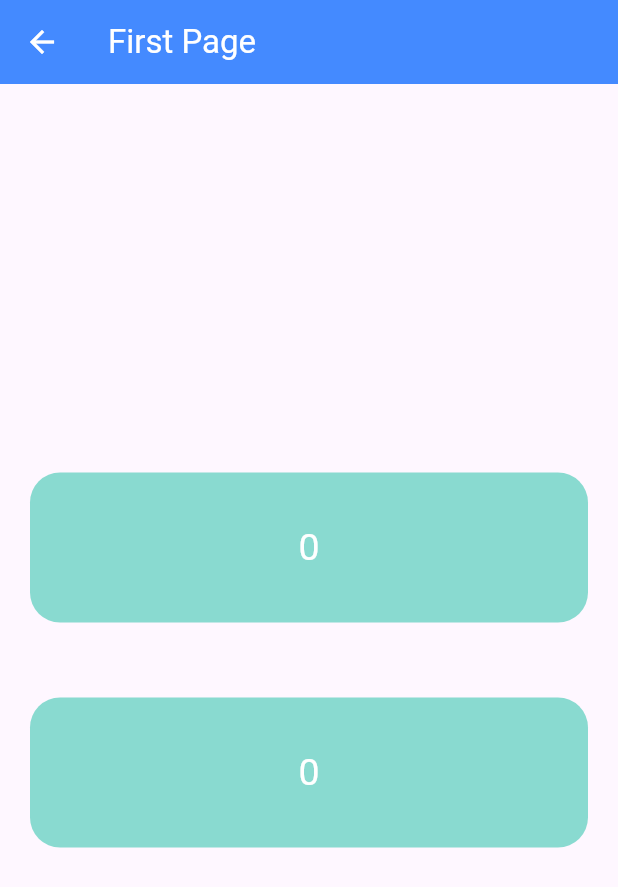
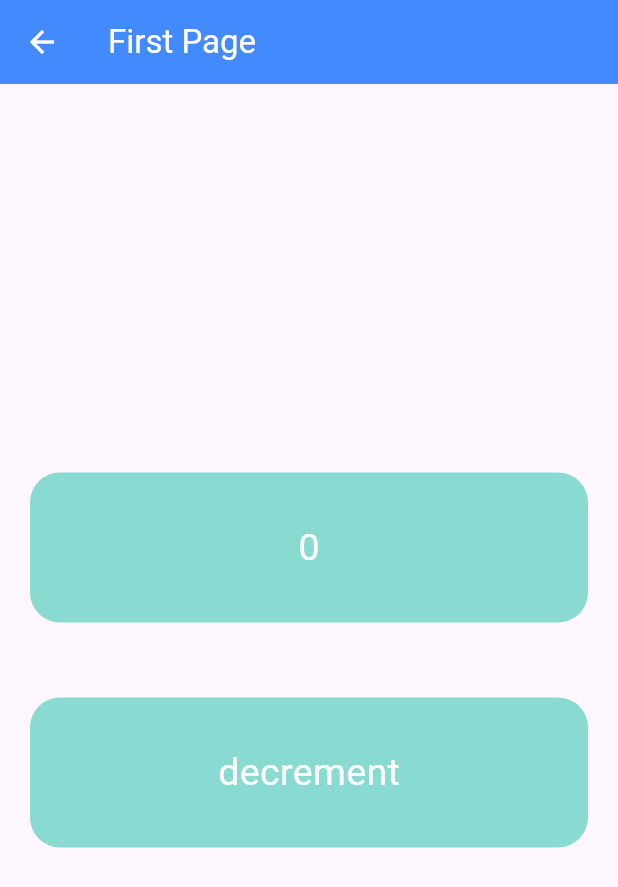
Before and after one commit to LivingstonTardzenyuy/Flutter-Projects, a Flutter app: the screen it shows after launch, after a tap on "Go to next Page", on a phone screen of 412 x 824 dp. Shown: the top 887 px of the screen. Run offline on Flutter 3.47's test engine with Material 3 defaults, Android fonts, the phone set to English and light mode, and no system bars; our stand-ins replace cloud_firestore, dropdown_button2, firebase_auth, firebase_core, font_awesome_flutter, get and 2 more; accounts and stored records are empty.

Commit message:
creating another page

```diff
--- a/learning_getx/lib/controller/first_page.dart
+++ b/learning_getx/lib/controller/first_page.dart
@@ -3,20 +3,23 @@ import 'package:get/get.dart';
 import 'package:learning_getx/controller/tap_controller.dart';
 
 class FirstPage extends StatelessWidget {
-  const FirstPage({super.key});
+  const FirstPage({Key? key});
 
   @override
   Widget build(BuildContext context) {
     TapController controller = Get.find();
     return Scaffold(
       appBar: AppBar(
-        title: Text('First Page',style: TextStyle(color: Colors.white),),
+        title: Text(
+          'First Page',
+          style: TextStyle(color: Colors.white),
+        ),
         backgroundColor: Colors.blueAccent,
         leading: IconButton(
           onPressed: () {
             Get.back();
           },
-          icon: Icon(Icons.arrow_back, color: Colors.white, )
+          icon: Icon(Icons.arrow_back, color: Colors.white),
         ),
       ),
       body: Container(
@@ -25,7 +28,9 @@ class FirstPage extends StatelessWidget {
         child: Column(
           mainAxisAlignment: MainAxisAlignment.center,
           children: [
-            Container(
+            GetBuilder<TapController>(
+              builder: (controller) {
+                return Container(
                   margin: const EdgeInsets.symmetric(horizontal: 20),
                   width: double.maxFinite,
                   height: 100,
@@ -33,9 +38,15 @@ class FirstPage extends StatelessWidget {
                     borderRadius: BorderRadius.circular(20),
                     color: Color(0xFF89dad0),
                   ),
-              child: Center(child: Text(controller.x.toString(), style: TextStyle(color: Colors.white, fontSize: 25),)),
+                  child: Center(
+                    child: Text(
+                      controller.x.toString(),
+                      style: TextStyle(color: Colors.white, fontSize: 25),
                     ),
-
+                  ),
+                );
+              },
+            ),
             SizedBox(height: 50,),
             GetBuilder<TapController>(
               builder: (controller) {
@@ -43,7 +54,6 @@ class FirstPage extends StatelessWidget {
                   onTap: () {
                     controller.decrease();
                   },
-
                   child: Container(
                     margin: const EdgeInsets.symmetric(horizontal: 20),
                     width: double.maxFinite,
@@ -52,11 +62,15 @@ class FirstPage extends StatelessWidget {
                       borderRadius: BorderRadius.circular(20),
                       color: Color(0xFF89dad0),
                     ),
-                    child: Center(child: Text(controller.x.toString(), style: TextStyle(color: Colors.white, fontSize: 25),)),
+                    child: Center(
+                      child: Text(
+                        'decrement',
+                        style: TextStyle(color: Colors.white, fontSize: 25),
+                      ),
+                    ),
                   ),
                 );
-              }
-
+              },
             ),
           ],
         ),
--- a/learning_getx/lib/controller/tap_controller.dart
+++ b/learning_getx/lib/controller/tap_controller.dart
@@ -15,6 +15,6 @@ class TapController extends GetxController{
   void decrease() {
     _x--;
     update();
-    print(-x);
+    print(_x);
   }
 }
--- a/learning_getx/lib/getX/home.dart
+++ b/learning_getx/lib/getX/home.dart
@@ -100,6 +100,28 @@ class HomePage extends StatelessWidget {
                 );
               },
             ),
+
+            SizedBox(height: 25,),
+            GetBuilder<TapController>(
+              builder: (controller) {
+                return GestureDetector(
+                  onTap: () {
+                    print('you tap me');
+                    controller.decrease();
+                  },
+                  child: Container(
+                    margin: const EdgeInsets.symmetric(horizontal: 20),
+                    width: double.maxFinite,
+                    height: 100,
+                    decoration: BoxDecoration(
+                      borderRadius: BorderRadius.circular(20),
+                      color: Color(0xFF89dad0),
+                    ),
+                    child: Center(child: Text(controller.x.toString(), style: TextStyle(color: Colors.white, fontSize: 25),)),
+                  ),
+                );
+              },
+            ),
           ],
         ),
       ),
```
Also changed, not shown: learning_getx/lib/getX/secondPage.dart (added, +12 -0 lines). Lines whose indentation alone changed are shown as unchanged.
